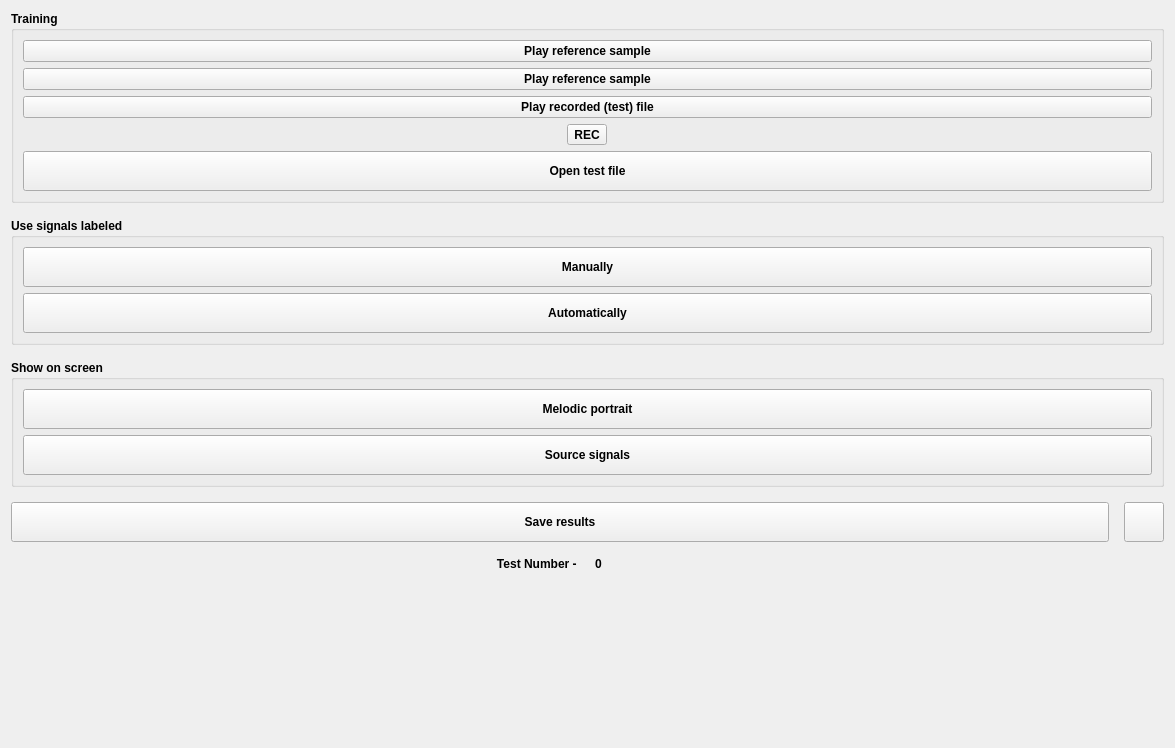
zhitko/inton-trainer, file graphswindow.ui: the form before one commit.
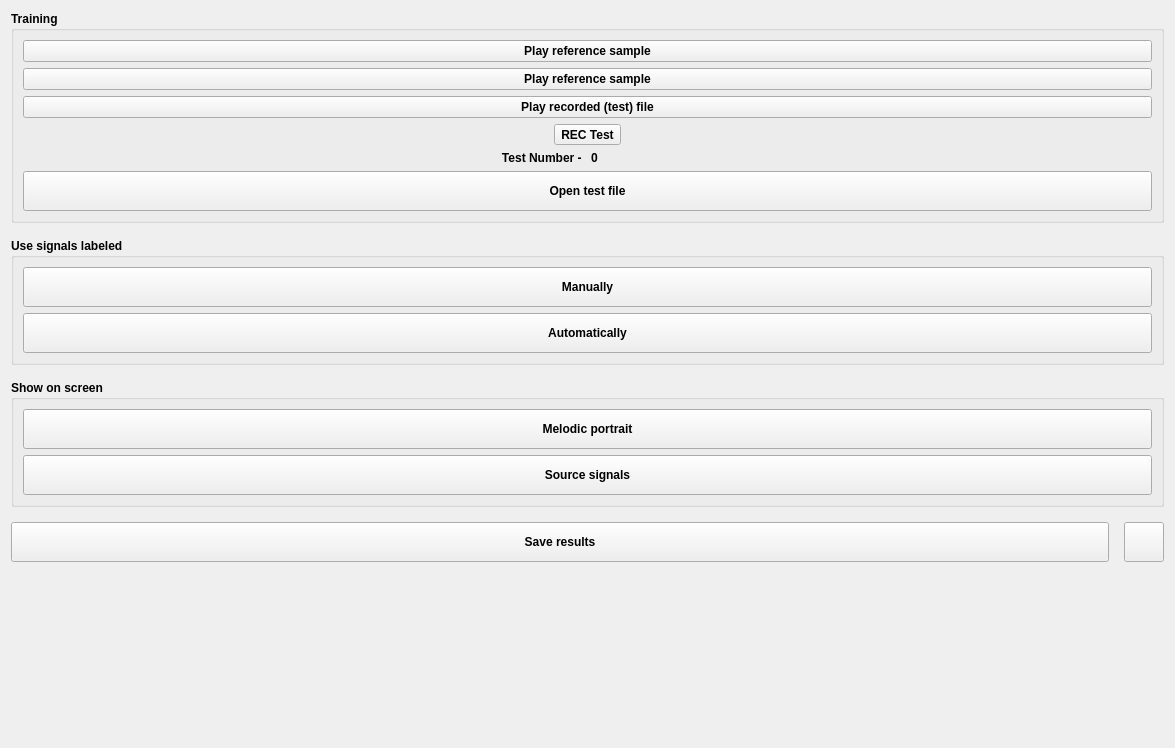
The form after the commit. Icons and pictures are not drawn.

```diff
--- a/graphswindow.ui
+++ b/graphswindow.ui
@@ -139,7 +139,7 @@
              <enum>Qt::LeftToRight</enum>
             </property>
             <property name="text">
-             <string>REC</string>
+             <string>REC Test</string>
             </property>
             <property name="icon">
              <iconset resource="icons.qrc">
@@ -163,6 +163,41 @@
           </item>
          </layout>
         </item>
+        <item>
+         <layout class="QHBoxLayout" name="horizontalLayout_3">
+          <item>
+           <widget class="QLabel" name="label">
+            <property name="font">
+             <font>
+              <pointsize>9</pointsize>
+              <weight>75</weight>
+              <bold>true</bold>
+             </font>
+            </property>
+            <property name="text">
+             <string>Test Number - </string>
+            </property>
+            <property name="alignment">
+             <set>Qt::AlignRight|Qt::AlignTrailing|Qt::AlignVCenter</set>
+            </property>
+           </widget>
+          </item>
+          <item>
+           <widget class="QLabel" name="test_number">
+            <property name="font">
+             <font>
+              <pointsize>9</pointsize>
+              <weight>75</weight>
+              <bold>true</bold>
+             </font>
+            </property>
+            <property name="text">
+             <string>0</string>
+            </property>
+           </widget>
+          </item>
+         </layout>
+        </item>
         <item>
          <widget class="QPushButton" name="openFileBtn">
           <property name="minimumSize">
@@ -393,41 +428,6 @@
        </item>
       </layout>
      </item>
-     <item>
-      <layout class="QHBoxLayout" name="horizontalLayout_3">
-       <item>
-        <widget class="QLabel" name="label">
-         <property name="font">
-          <font>
-           <pointsize>9</pointsize>
-           <weight>75</weight>
-           <bold>true</bold>
-          </font>
-         </property>
-         <property name="text">
-          <string>Test Number - </string>
-         </property>
-         <property name="alignment">
-          <set>Qt::AlignRight|Qt::AlignTrailing|Qt::AlignVCenter</set>
-         </property>
-        </widget>
-       </item>
-       <item>
-        <widget class="QLabel" name="test_number">
-         <property name="font">
-          <font>
-           <pointsize>9</pointsize>
-           <weight>75</weight>
-           <bold>true</bold>
-          </font>
-         </property>
-         <property name="text">
-          <string>0</string>
-         </property>
-        </widget>
-       </item>
-      </layout>
-     </item>
      <item>
       <spacer name="verticalSpacer_2">
        <property name="orientation">
```
